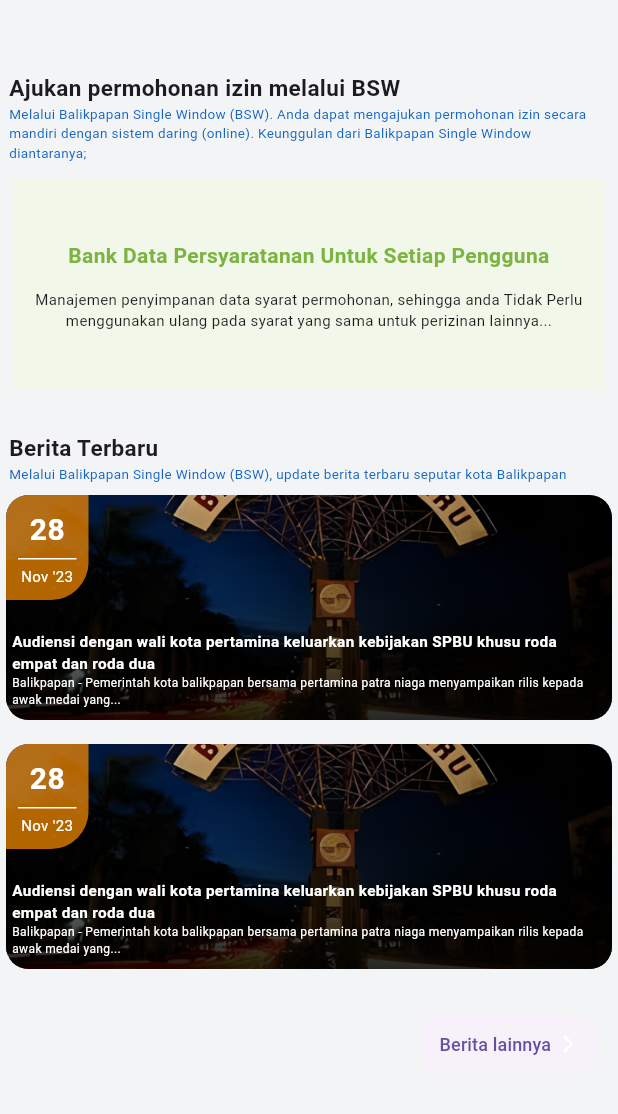
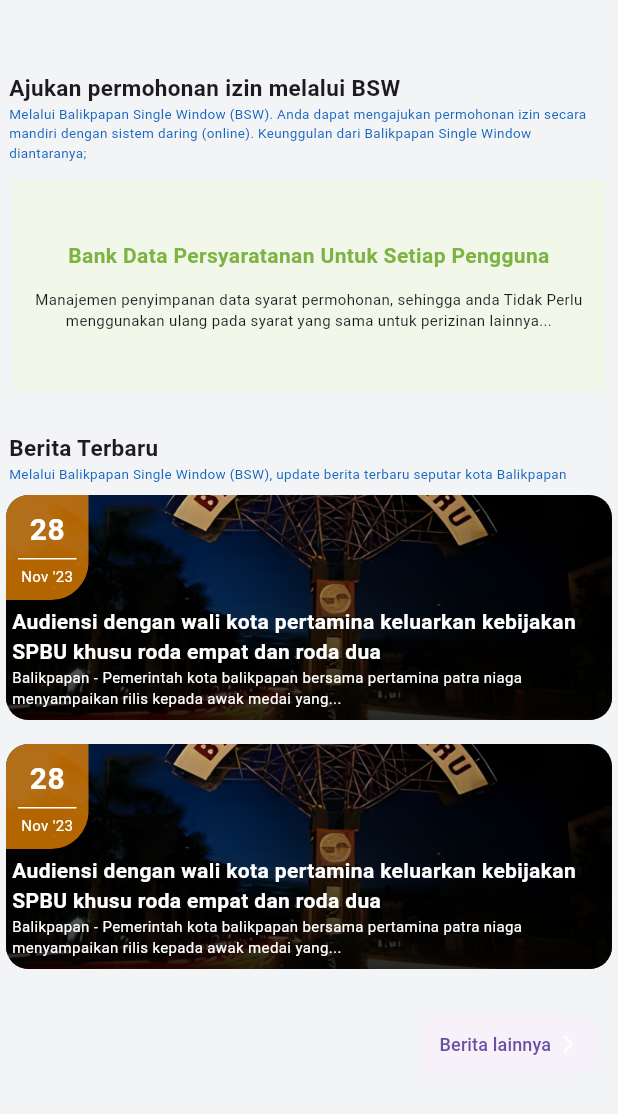
Before and after one commit to ZAZW27/BSWMobile, a Flutter app: the screen it shows after launch, scrolled down 688 dp, on a phone screen of 412 x 824 dp, the part 102-1216 px from its top. Run offline on Flutter 3.47's test engine with Material 3 defaults, Android fonts, the phone set to English and light mode, and no system bars; drawn by our look-alikes of carousel_slider; our stand-ins replace flutter_svg, smooth_page_indicator.

```diff
--- a/lib/pages/home.dart
+++ b/lib/pages/home.dart
@@ -499,7 +499,7 @@ class _HomePageState extends State<HomePage> {
                     Text(
                       judul,
                       style: TextStyle(
-                        fontSize: screenWidth < 600 ? 10.2:14,
+                        fontSize: screenWidth < 600 ? 14:14,
                         fontWeight: screenWidth < 600 ? FontWeight.w600 : FontWeight.w700,
                         color: Colors.white,
                       ),
@@ -509,7 +509,7 @@ class _HomePageState extends State<HomePage> {
                       textAlign: TextAlign.start,
                       style: TextStyle(
                         color: Colors.white,
-                        fontSize: screenWidth < 600 ? 8:10
+                        fontSize: screenWidth < 600 ? 10:12
                       ),
                     ),
                   ],
@@ -675,7 +675,10 @@ class _HomePageState extends State<HomePage> {
         const SizedBox(height: 8,),
         Text(
           title,
-
+          style: TextStyle(
+            fontSize: 16,
+            fontWeight: FontWeight.w600
+          ),
         ),
       ],
     ),
```
